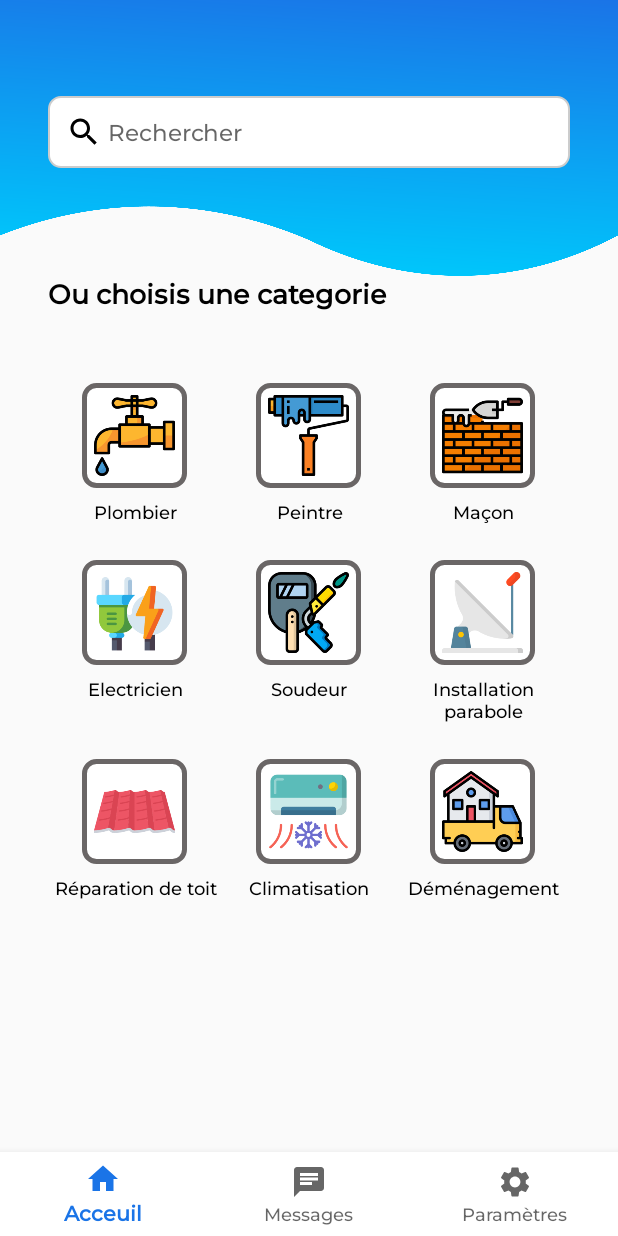
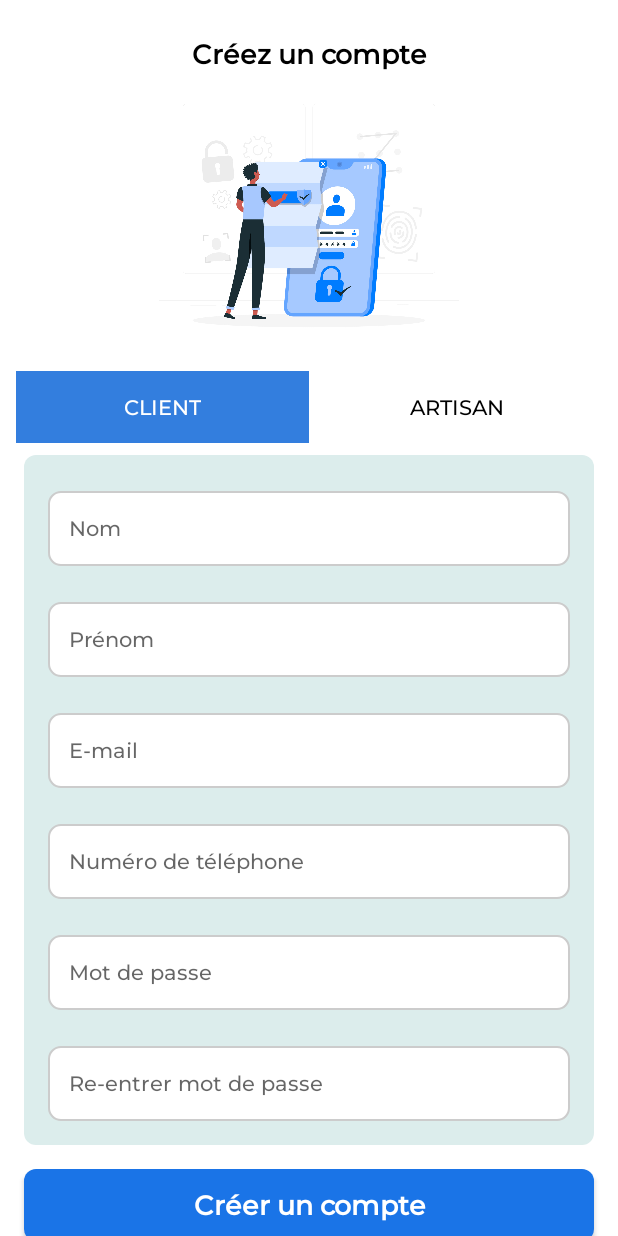
Before and after one commit to thisizsalah/Memoire-App, an Android app: the screen it shows after launch (MainActivity before the commit, SignupForm after it), on a phone screen of 412 x 824 dp. Run offline under Robolectric (Android 15) with nearby library versions, the phone set to English and light mode, and no system bars.

Commit message:
added Creer un compte Ui

```diff
--- a/app/build.gradle
+++ b/app/build.gradle
@@ -41,4 +41,6 @@ dependencies {
     testImplementation 'junit:junit:4.13.2'
     androidTestImplementation 'androidx.test.ext:junit:1.1.3'
     androidTestImplementation 'androidx.test.espresso:espresso-core:3.4.0'
+    implementation("androidx.viewpager2:viewpager2:1.0.0")
+
 }
--- /dev/null
+++ b/app/src/main/java/com/madi/msdztest/SignupClient.java
@@ -0,0 +1,64 @@
+package com.madi.msdztest;
+
+import android.os.Bundle;
+
+import androidx.fragment.app.Fragment;
+
+import android.view.LayoutInflater;
+import android.view.View;
+import android.view.ViewGroup;
+
+/**
+ * A simple {@link Fragment} subclass.
+ * Use the {@link SignupClient#newInstance} factory method to
+ * create an instance of this fragment.
+ */
+public class SignupClient extends Fragment {
+
+    // TODO: Rename parameter arguments, choose names that match
+    // the fragment initialization parameters, e.g. ARG_ITEM_NUMBER
+    private static final String ARG_PARAM1 = "param1";
+    private static final String ARG_PARAM2 = "param2";
+
+    // TODO: Rename and change types of parameters
+    private String mParam1;
+    private String mParam2;
+
+    public SignupClient() {
+        // Required empty public constructor
+    }
+
+    /**
+     * Use this factory method to create a new instance of
+     * this fragment using the provided parameters.
+     *
+     * @param param1 Parameter 1.
+     * @param param2 Parameter 2.
+     * @return A new instance of fragment SignupClient.
+     */
+    // TODO: Rename and change types and number of parameters
+    public static SignupClient newInstance(String param1, String param2) {
+        SignupClient fragment = new SignupClient();
+        Bundle args = new Bundle();
+        args.putString(ARG_PARAM1, param1);
+        args.putString(ARG_PARAM2, param2);
+        fragment.setArguments(args);
+        return fragment;
+    }
+
+    @Override
+    public void onCreate(Bundle savedInstanceState) {
+        super.onCreate(savedInstanceState);
+        if (getArguments() != null) {
+            mParam1 = getArguments().getString(ARG_PARAM1);
+            mParam2 = getArguments().getString(ARG_PARAM2);
+        }
+    }
+
+    @Override
+    public View onCreateView(LayoutInflater inflater, ViewGroup container,
+                             Bundle savedInstanceState) {
+        // Inflate the layout for this fragment
+        return inflater.inflate(R.layout.fragment_signup_client, container, false);
+    }
+}
--- /dev/null
+++ b/app/src/main/java/com/madi/msdztest/SignupForm.java
@@ -0,0 +1,59 @@
+package com.madi.msdztest;
+
+import androidx.appcompat.app.AppCompatActivity;
+import androidx.fragment.app.FragmentManager;
+import androidx.viewpager.widget.ViewPager;
+import androidx.viewpager2.widget.ViewPager2;
+
+import android.os.Bundle;
+import android.widget.Toast;
+
+import com.google.android.material.tabs.TabLayout;
+
+public class SignupForm extends AppCompatActivity {
+    private TabLayout tabLayout;
+    private ViewPager2 viewPager2;
+    private SignupFragmentAdapter adapter;
+    @Override
+    protected void onCreate(Bundle savedInstanceState) {
+        super.onCreate(savedInstanceState);
+        setContentView(R.layout.activity_signup_form);
+
+        tabLayout = findViewById(R.id.tabLayout);
+        viewPager2 = findViewById(R.id.viewPager2);
+
+        tabLayout.addTab(tabLayout.newTab().setText("Client"));
+        tabLayout.addTab(tabLayout.newTab().setText("Artisan"));
+
+
+
+        FragmentManager fragmentManager = getSupportFragmentManager();
+        adapter = new SignupFragmentAdapter(fragmentManager , getLifecycle());
+        viewPager2.setAdapter(adapter);
+
+        tabLayout.addOnTabSelectedListener(new TabLayout.OnTabSelectedListener() {
+            @Override
+            public void onTabSelected(TabLayout.Tab tab) {
+                viewPager2.setCurrentItem(tab.getPosition());
+            }
+
+            @Override
+            public void onTabUnselected(TabLayout.Tab tab) {
+
+            }
+
+            @Override
+            public void onTabReselected(TabLayout.Tab tab) {
+
+            }
+        });
+
+        viewPager2.registerOnPageChangeCallback(new ViewPager2.OnPageChangeCallback() {
+            @Override
+            public void onPageSelected(int position) {
+                tabLayout.selectTab(tabLayout.getTabAt(position));
+            }
+        });
+
+    }
+}
--- /dev/null
+++ b/app/src/main/java/com/madi/msdztest/SignupFragmentAdapter.java
@@ -0,0 +1,27 @@
+package com.madi.msdztest;
+
+import androidx.annotation.NonNull;
+import androidx.fragment.app.Fragment;
+import androidx.fragment.app.FragmentManager;
+import androidx.lifecycle.Lifecycle;
+import androidx.viewpager2.adapter.FragmentStateAdapter;
+
+public class SignupFragmentAdapter extends FragmentStateAdapter {
+    public SignupFragmentAdapter(@NonNull FragmentManager fragmentManager, @NonNull Lifecycle lifecycle) {
+        super(fragmentManager, lifecycle);
+    }
+
+    @NonNull
+    @Override
+    public Fragment createFragment(int position) {
+        if (position == 0){
+            return new SignupClient();
+        }
+        return new SignupArtisan();
+    }
+
+    @Override
+    public int getItemCount() {
+        return 2;
+    }
+}
--- /dev/null
+++ b/app/src/main/res/drawable/mainshape.xml
@@ -0,0 +1,8 @@
+<?xml version="1.0" encoding="utf-8"?>
+<shape xmlns:android="http://schemas.android.com/apk/res/android">
+    <corners
+        android:radius="8dp"/>
+
+    <solid android:color="#DCEDEC" />
+
+</shape>
--- /dev/null
+++ b/app/src/main/res/drawable/signup_items.xml
@@ -0,0 +1,6 @@
+<?xml version="1.0" encoding="utf-8"?>
+<shape xmlns:android="http://schemas.android.com/apk/res/android">
+<solid android:color="@color/blue"/>
+    <corners android:bottomLeftRadius="30dp"
+             android:bottomRightRadius="30dp"/>
+</shape>
--- a/app/src/main/res/layout/activity_login.xml
+++ b/app/src/main/res/layout/activity_login.xml
@@ -34,7 +34,6 @@
         android:layout_marginStart="16dp"
         android:layout_marginTop="8dp"
         android:layout_marginEnd="16dp"
-        app:cardCornerRadius="8dp"
         app:layout_constraintBottom_toBottomOf="parent"
         app:layout_constraintEnd_toEndOf="parent"
         app:layout_constraintStart_toStartOf="parent"
@@ -44,7 +43,7 @@
         <androidx.constraintlayout.widget.ConstraintLayout
             android:layout_width="match_parent"
             android:layout_height="match_parent"
-            android:background="@drawable/cardviewshape">
+            android:background="@drawable/mainshape">
 
             <TextView
                 android:id="@+id/textView4"
@@ -129,7 +128,7 @@
                 android:layout_marginEnd="16dp"
                 android:background="@drawable/button_commencer"
                 android:textStyle="bold"
-                android:paddingLeft="12dp"
+                android:gravity="center"
                 android:text="Se Connecter"
                 android:textAllCaps="false"
                 android:textColor="@color/white"
--- a/app/src/main/res/layout/activity_onboarding.xml
+++ b/app/src/main/res/layout/activity_onboarding.xml
@@ -30,7 +30,7 @@
         <androidx.constraintlayout.widget.ConstraintLayout
             android:layout_width="wrap_content"
             android:layout_height="match_parent"
-            android:background="@drawable/cardviewshape"
+            android:background="@drawable/onboardshape"
             android:layout_gravity="center">
 
             <TextView
--- /dev/null
+++ b/app/src/main/res/layout/activity_signup_form.xml
@@ -0,0 +1,59 @@
+<?xml version="1.0" encoding="utf-8"?>
+<androidx.constraintlayout.widget.ConstraintLayout xmlns:android="http://schemas.android.com/apk/res/android"
+    xmlns:app="http://schemas.android.com/apk/res-auto"
+    xmlns:tools="http://schemas.android.com/tools"
+    android:layout_height="match_parent"
+    android:layout_width="match_parent"
+    tools:context=".SignupForm"
+    android:background="@color/white">
+
+
+    <TextView
+        android:id="@+id/textView11"
+        android:layout_width="wrap_content"
+        android:layout_height="wrap_content"
+        android:layout_marginTop="24dp"
+        android:text="@string/creez_un_compte"
+        android:textColor="@color/black"
+        android:textSize="18sp"
+        android:textStyle="bold"
+        app:layout_constraintEnd_toEndOf="parent"
+        app:layout_constraintStart_toStartOf="parent"
+        app:layout_constraintTop_toTopOf="parent" />
+
+    <FrameLayout
+        android:id="@+id/frameLayout"
+        android:layout_width="200dp"
+        android:layout_height="200dp"
+        android:background="@drawable/signup"
+        app:layout_constraintEnd_toEndOf="parent"
+        app:layout_constraintStart_toStartOf="parent"
+        app:layout_constraintTop_toBottomOf="@+id/textView11" />
+
+    <com.google.android.material.tabs.TabLayout
+        android:id="@+id/tabLayout"
+        android:layout_width="391dp"
+        android:layout_height="wrap_content"
+        android:layout_marginStart="32dp"
+        android:layout_marginEnd="32dp"
+        app:tabGravity="fill"
+        app:tabIndicatorGravity="stretch"
+        app:tabTextColor="@color/black"
+        app:tabIndicatorColor="@color/blue"
+        app:tabSelectedTextColor="@color/white"
+        app:tabIndicatorAnimationMode="elastic"
+        app:layout_constraintEnd_toEndOf="parent"
+        app:layout_constraintStart_toStartOf="parent"
+        app:layout_constraintTop_toBottomOf="@+id/frameLayout"/>
+
+    <androidx.viewpager2.widget.ViewPager2
+        android:id="@+id/viewPager2"
+        android:layout_width="match_parent"
+        android:layout_height="0dp"
+        app:layout_constraintBottom_toBottomOf="parent"
+        app:layout_constraintEnd_toEndOf="parent"
+        app:layout_constraintStart_toStartOf="parent"
+        app:layout_constraintTop_toBottomOf="@+id/tabLayout" />
+
+
+</androidx.constraintlayout.widget.ConstraintLayout>
--- /dev/null
+++ b/app/src/main/res/layout/fragment_signup_client.xml
@@ -0,0 +1,141 @@
+<?xml version="1.0" encoding="utf-8"?>
+<ScrollView xmlns:android="http://schemas.android.com/apk/res/android"
+    xmlns:app="http://schemas.android.com/apk/res-auto"
+    xmlns:tools="http://schemas.android.com/tools"
+    android:layout_width="match_parent"
+    android:layout_height="match_parent"
+    tools:context=".SignupClient">
+<androidx.constraintlayout.widget.ConstraintLayout
+    android:layout_width="match_parent"
+    android:layout_height="match_parent"
+    >
+
+
+    <LinearLayout
+        android:id="@+id/linearLayout2"
+        android:layout_width="match_parent"
+        android:layout_height="wrap_content"
+        android:layout_marginStart="16dp"
+        android:layout_marginTop="8dp"
+        android:layout_marginEnd="16dp"
+        android:background="@drawable/mainshape"
+        android:orientation="vertical"
+        android:paddingBottom="16dp"
+        app:layout_constraintEnd_toEndOf="parent"
+        app:layout_constraintStart_toStartOf="parent"
+        app:layout_constraintTop_toTopOf="parent">
+
+        <EditText
+            android:id="@+id/editTextTextPersonName7"
+            android:layout_width="match_parent"
+            android:layout_height="50dp"
+            android:layout_marginStart="16dp"
+            android:layout_marginTop="24dp"
+            android:layout_marginEnd="16dp"
+            android:autofillHints="name"
+            android:background="@drawable/email_mdp_ui"
+            android:ems="10"
+            android:hint="Nom"
+            android:inputType="text"
+            android:padding="14dp"
+            android:textSize="14sp" />
+
+        <EditText
+            android:id="@+id/editTextTextPersonName5"
+            android:layout_width="match_parent"
+            android:layout_height="50dp"
+            android:layout_marginStart="16dp"
+            android:layout_marginTop="24dp"
+            android:layout_marginEnd="16dp"
+            android:autofillHints="name"
+            android:background="@drawable/email_mdp_ui"
+            android:ems="10"
+            android:hint="Prénom"
+            android:inputType="text"
+            android:padding="14dp"
+            android:textSize="14sp" />
+
+        <EditText
+            android:id="@+id/editTextTextPersonName4"
+            android:layout_width="match_parent"
+            android:layout_height="50dp"
+            android:layout_marginStart="16dp"
+            android:layout_marginTop="24dp"
+            android:layout_marginEnd="16dp"
+            android:autofillHints="emailAddress"
+            android:background="@drawable/email_mdp_ui"
+            android:ems="10"
+            android:hint="E-mail"
+            android:inputType="textEmailAddress"
+            android:padding="14dp"
+            android:textSize="14sp" />
+
+        <EditText
+            android:id="@+id/editTextTextPersonName6"
+            android:layout_width="match_parent"
+            android:layout_height="50dp"
+            android:layout_marginStart="16dp"
+            android:layout_marginTop="24dp"
+            android:layout_marginEnd="16dp"
+            android:autofillHints="phone"
+            android:background="@drawable/email_mdp_ui"
+            android:ems="10"
+            android:hint="Numéro de téléphone"
+            android:inputType="phone"
+            android:padding="14dp"
+            android:textSize="14sp" />
+
+        <EditText
+            android:id="@+id/editTextTextPersonName8"
+            android:layout_width="match_parent"
+            android:layout_height="50dp"
+            android:layout_marginStart="16dp"
+            android:layout_marginTop="24dp"
+            android:layout_marginEnd="16dp"
+            android:autofillHints="password"
+            android:background="@drawable/email_mdp_ui"
+            android:ems="10"
+            android:hint="Mot de passe"
+            android:inputType="textPassword"
+            android:padding="14dp"
+            android:textSize="14sp" />
+
+        <EditText
+            android:id="@+id/editTextTextPersonName"
+            android:layout_width="match_parent"
+            android:layout_height="50dp"
+            android:layout_marginStart="16dp"
+            android:layout_marginTop="24dp"
+            android:layout_marginEnd="16dp"
+            android:autofillHints="password"
+            android:background="@drawable/email_mdp_ui"
+            android:ems="10"
+            android:hint="Re-entrer mot de passe"
+            android:inputType="textPassword"
+            android:padding="14dp"
+            android:textSize="14sp" />
+
+    </LinearLayout>
+
+    <Button
+        android:id="@+id/button6"
+        android:layout_width="0dp"
+        android:layout_height="wrap_content"
+        android:layout_marginStart="16dp"
+        android:layout_marginTop="16dp"
+        android:layout_marginEnd="16dp"
+        android:background="@drawable/button_commencer"
+        android:gravity="center"
+        android:padding="8dp"
+        android:text="Créer un compte"
+        android:textAllCaps="false"
+        android:textColor="@color/white"
+        android:textSize="18sp"
+        android:textStyle="bold"
+        app:layout_constraintEnd_toEndOf="parent"
+        app:layout_constraintHorizontal_bias="0.5"
+        app:layout_constraintStart_toStartOf="parent"
+        app:layout_constraintTop_toBottomOf="@+id/linearLayout2" />
+
+</androidx.constraintlayout.widget.ConstraintLayout>
+</ScrollView>
```
Also changed, not shown: app/src/main/AndroidManifest.xml (+7 -5 lines), app/src/main/java/com/madi/msdztest/SignupArtisan.java (added, +67 -0 lines), app/src/main/res/layout/fragment_signup_artisan.xml (added, +153 -0 lines), app/src/main/res/values/strings.xml (+9 -0 lines), app/src/main/res/drawable/onboardshape.xml (renamed from app/src/main/res/drawable/cardviewshape.xml), app/src/main/res/drawable/signup.jpg (added).
